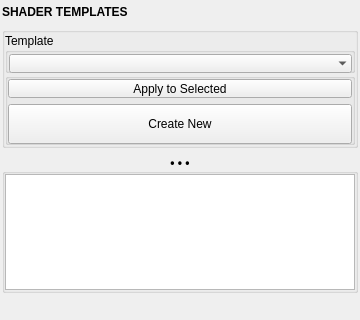
First picture: the form in blendertk/mat_utils/shader_templates.ui, repository m3trik/blendertk, before the edit.
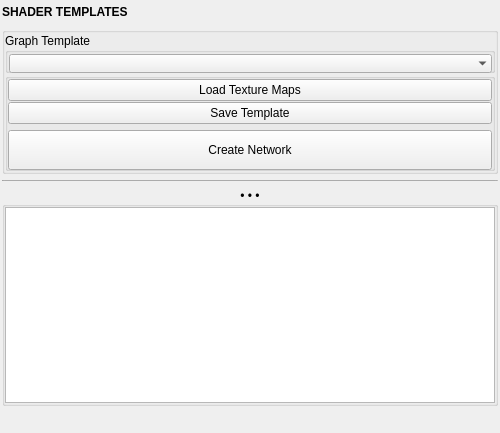
Second picture: the form after the edit. Custom widgets are drawn as their Qt base class.

```diff
--- a/blendertk/mat_utils/shader_templates.ui
+++ b/blendertk/mat_utils/shader_templates.ui
@@ -9,8 +9,8 @@
    <rect>
     <x>0</x>
     <y>0</y>
-    <width>360</width>
-    <height>320</height>
+    <width>500</width>
+    <height>433</height>
    </rect>
   </property>
   <property name="tabShape">
@@ -25,7 +25,7 @@
   <widget class="QWidget" name="central_widget">
    <property name="minimumSize">
     <size>
-     <width>340</width>
+     <width>500</width>
      <height>0</height>
     </size>
    </property>
@@ -50,6 +50,9 @@
       <property name="spacing">
        <number>6</number>
       </property>
+      <property name="sizeConstraint">
+       <enum>QLayout::SetFixedSize</enum>
+      </property>
       <item>
        <widget class="Header" name="header">
         <property name="minimumSize">
@@ -58,6 +61,12 @@
           <height>19</height>
          </size>
         </property>
+        <property name="maximumSize">
+         <size>
+          <width>999</width>
+          <height>19</height>
+         </size>
+        </property>
         <property name="font">
          <font>
           <weight>75</weight>
@@ -71,6 +80,18 @@
       </item>
       <item>
        <widget class="QGroupBox" name="main_group">
+        <property name="sizePolicy">
+         <sizepolicy hsizetype="Preferred" vsizetype="Preferred">
+          <horstretch>0</horstretch>
+          <verstretch>0</verstretch>
+         </sizepolicy>
+        </property>
+        <property name="minimumSize">
+         <size>
+          <width>0</width>
+          <height>145</height>
+         </size>
+        </property>
         <property name="title">
          <string/>
         </property>
@@ -108,7 +129,7 @@
             </size>
            </property>
            <property name="title">
-            <string>Template</string>
+            <string>Graph Template</string>
            </property>
            <layout class="QHBoxLayout" name="horizontalLayout_9">
             <property name="spacing">
@@ -134,8 +155,29 @@
                 <height>19</height>
                </size>
               </property>
+              <property name="maximumSize">
+               <size>
+                <width>999</width>
+                <height>19</height>
+               </size>
+              </property>
               <property name="toolTip">
-               <string>Principled-BSDF parameter preset (Metal / Glass / Emission / Skin …).</string>
+               <string/>
+              </property>
+              <property name="editable">
+               <bool>false</bool>
+              </property>
+              <property name="maxVisibleItems">
+               <number>30</number>
+              </property>
+              <property name="maxCount">
+               <number>20</number>
+              </property>
+              <property name="insertPolicy">
+               <enum>QComboBox::InsertAtTop</enum>
+              </property>
+              <property name="sizeAdjustPolicy">
+               <enum>QComboBox::AdjustToContents</enum>
               </property>
               <property name="frame">
                <bool>false</bool>
@@ -168,9 +210,15 @@
             </property>
             <item>
              <widget class="QPushButton" name="b001">
+              <property name="sizePolicy">
+               <sizepolicy hsizetype="Preferred" vsizetype="Fixed">
+                <horstretch>0</horstretch>
+                <verstretch>0</verstretch>
+               </sizepolicy>
+              </property>
               <property name="minimumSize">
                <size>
-                <width>0</width>
+                <width>200</width>
                 <height>19</height>
                </size>
               </property>
@@ -180,19 +228,47 @@
                 <height>30</height>
                </size>
               </property>
-              <property name="toolTip">
-               <string>Write the preset onto the materials already on the selection (textures/links untouched).</string>
+              <property name="text">
+               <string>Load Texture Maps</string>
               </property>
+             </widget>
+            </item>
+            <item>
+             <widget class="QPushButton" name="b002">
+              <property name="sizePolicy">
+               <sizepolicy hsizetype="Preferred" vsizetype="Fixed">
+                <horstretch>0</horstretch>
+                <verstretch>0</verstretch>
+               </sizepolicy>
+              </property>
+              <property name="minimumSize">
+               <size>
+                <width>200</width>
+                <height>19</height>
+               </size>
+              </property>
+              <property name="maximumSize">
+               <size>
+                <width>16777215</width>
+                <height>30</height>
+               </size>
+              </property>
               <property name="text">
-               <string>Apply to Selected</string>
+               <string>Save Template</string>
               </property>
              </widget>
             </item>
             <item>
              <widget class="QPushButton" name="b000">
+              <property name="sizePolicy">
+               <sizepolicy hsizetype="Preferred" vsizetype="Preferred">
+                <horstretch>0</horstretch>
+                <verstretch>0</verstretch>
+               </sizepolicy>
+              </property>
               <property name="minimumSize">
                <size>
-                <width>0</width>
+                <width>200</width>
                 <height>40</height>
                </size>
               </property>
@@ -206,7 +282,7 @@
                <string>Create a fresh material from the preset and assign it to the selected objects.</string>
               </property>
               <property name="text">
-               <string>Create New</string>
+               <string>Create Network</string>
               </property>
              </widget>
             </item>
@@ -216,14 +292,30 @@
         </layout>
        </widget>
       </item>
+      <item>
+       <widget class="QProgressBar" name="progressBar">
+        <property name="minimumSize">
+         <size>
+          <width>0</width>
+          <height>1</height>
+         </size>
+        </property>
+        <property name="maximumSize">
+         <size>
+          <width>16777215</width>
+          <height>1</height>
+         </size>
+        </property>
+        <property name="value">
+         <number>0</number>
+        </property>
+        <property name="textVisible">
+         <bool>false</bool>
+        </property>
+       </widget>
+      </item>
       <item>
        <widget class="CollapsableGroup" name="logging_group">
-        <property name="font">
-         <font>
-          <weight>75</weight>
-          <bold>true</bold>
-         </font>
-        </property>
         <property name="title">
          <string>• • •</string>
         </property>
@@ -244,15 +336,15 @@
           <number>0</number>
          </property>
          <item>
-          <widget class="QTextBrowser" name="txt001">
+          <widget class="QTextEdit" name="txt001">
+           <property name="enabled">
+            <bool>true</bool>
+           </property>
            <property name="verticalScrollBarPolicy">
             <enum>Qt::ScrollBarAlwaysOff</enum>
            </property>
-           <property name="openExternalLinks">
-            <bool>false</bool>
-           </property>
-           <property name="openLinks">
-            <bool>false</bool>
+           <property name="sizeAdjustPolicy">
+            <enum>QAbstractScrollArea::AdjustIgnored</enum>
            </property>
           </widget>
          </item>
@@ -281,16 +373,16 @@
   </widget>
  </widget>
  <customwidgets>
-  <customwidget>
-   <class>Header</class>
-   <extends>QLabel</extends>
-   <header>uitk.widgets.header.Header.h</header>
-  </customwidget>
   <customwidget>
    <class>Footer</class>
    <extends>QWidget</extends>
    <header>uitk.widgets.footer</header>
   </customwidget>
+  <customwidget>
+   <class>Header</class>
+   <extends>QLabel</extends>
+   <header>uitk.widgets.header.Header.h</header>
+  </customwidget>
   <customwidget>
    <class>ComboBox</class>
    <extends>QComboBox</extends>
```
Left out of the diff: 20 changed lines with no effect on the pictures.
